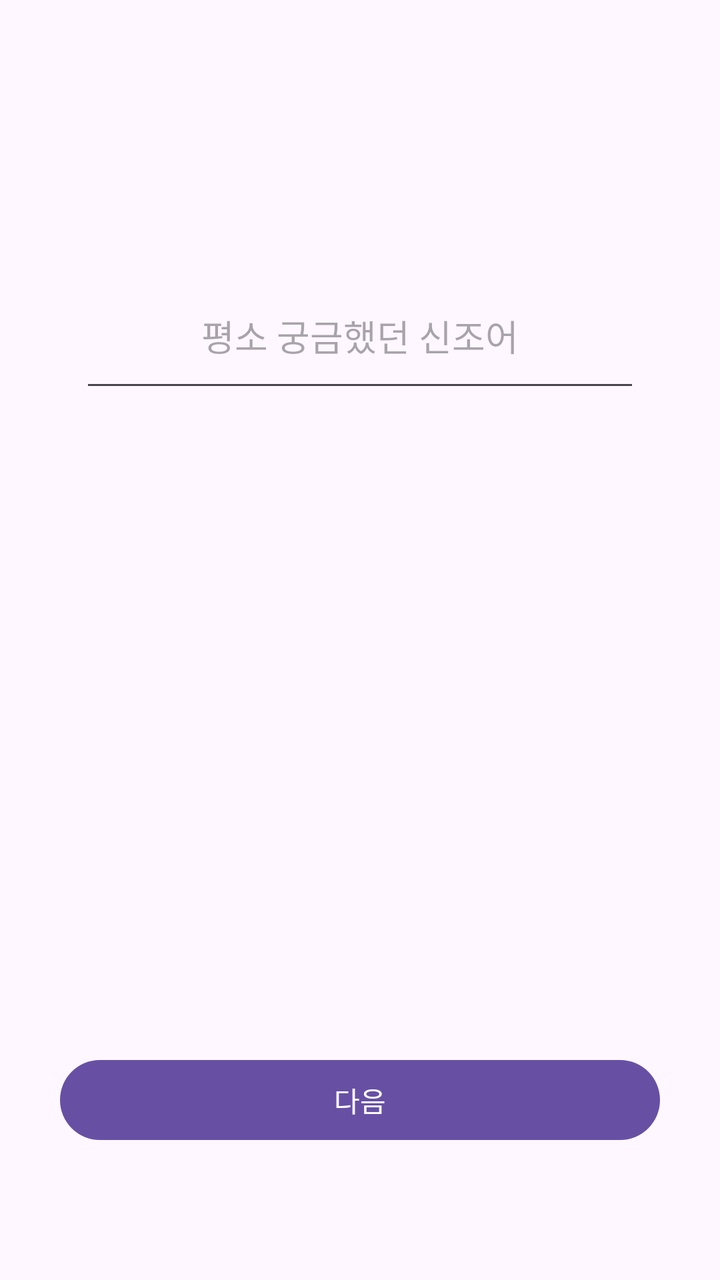
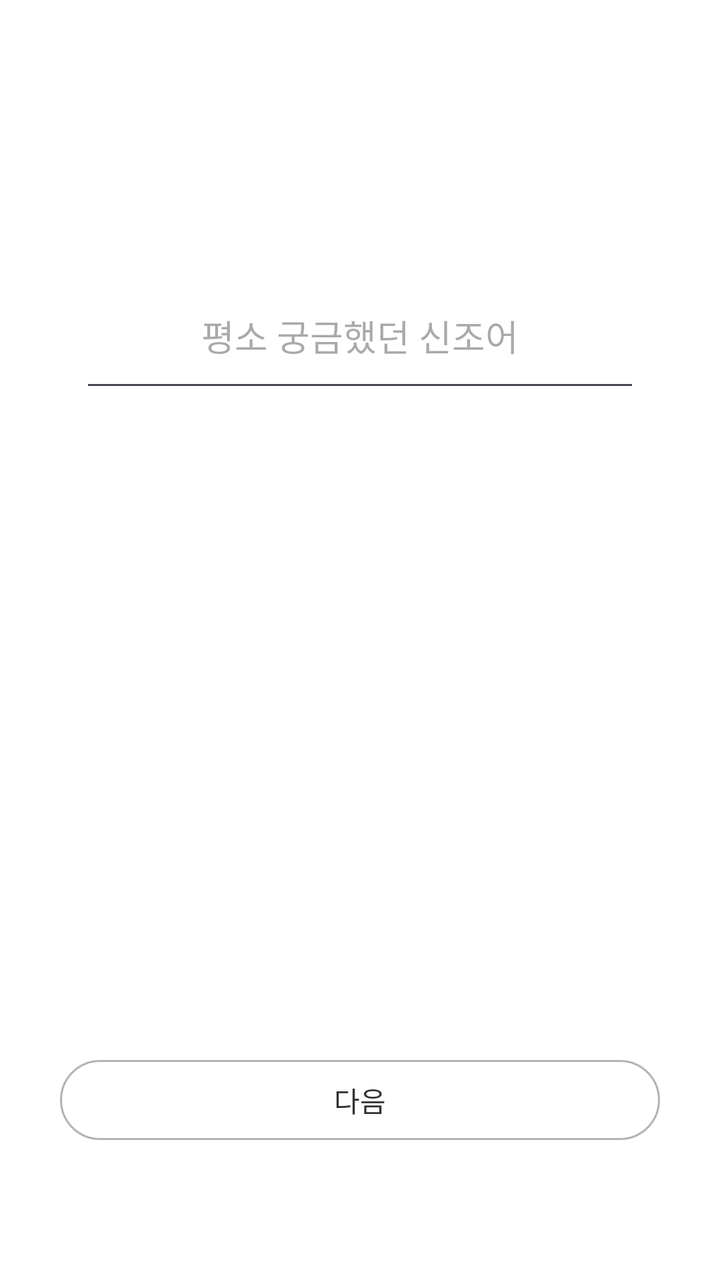

Two renders of the same Android screen: before a commit and after it. Below are the layout's source before the change and the commit's diff.
<!-- AndroidManifest.xml: application theme Theme.GURU2 -->
<!-- res/layout/fragment_survey_q3.xml -->
<?xml version="1.0" encoding="utf-8"?>
<androidx.constraintlayout.widget.ConstraintLayout xmlns:android="http://schemas.android.com/apk/res/android"
    xmlns:app="http://schemas.android.com/apk/res-auto"
    xmlns:tools="http://schemas.android.com/tools"
    android:layout_width="match_parent"
    android:layout_height="match_parent"
    android:paddingTop="120dp"
    tools:context=".SurveyQ3Fragment">

    

    
    <TextView
        android:id="@+id/Q3TextView"
        android:layout_width="226dp"
        android:layout_height="58dp"
        android:layout_marginBottom="32dp"
        android:text="헷갈리는 신조어 혹은 줄임말에는 어떤 것들이 있나요?"
        android:textAlignment="center"
        android:textSize="16sp"
        android:textStyle="bold"
        app:layout_constraintBottom_toTopOf="@+id/editText"
        app:layout_constraintEnd_toEndOf="parent"
        app:layout_constraintHorizontal_bias="0.497"
        app:layout_constraintStart_toStartOf="parent" />

    
    <EditText
        android:id="@+id/editText"
        android:layout_width="0dp"
        android:layout_height="wrap_content"
        android:layout_marginStart="40dp"
        android:layout_marginEnd="40dp"
        android:layout_marginBottom="325dp"
        android:hint="평소 궁금했던 신조어"
        android:padding="20dp"
        android:selectAllOnFocus="false"
        android:singleLine="false"
        android:textAlignment="center"
        app:layout_constraintBottom_toTopOf="@+id/btnNext"
        app:layout_constraintEnd_toEndOf="parent"
        app:layout_constraintHorizontal_bias="0.0"
        app:layout_constraintStart_toStartOf="parent" />

    
    <Button
        android:id="@+id/btnNext"
        android:layout_width="match_parent"
        android:layout_height="48dp"
        android:layout_marginStart="30dp"
        android:layout_marginEnd="30dp"
        android:layout_marginBottom="66dp"
        android:text="다음"
        app:layout_constraintBottom_toBottomOf="parent"
        app:layout_constraintEnd_toEndOf="parent"
        app:layout_constraintStart_toStartOf="parent" />
</androidx.constraintlayout.widget.ConstraintLayout>
<!-- resources referenced by this layout -->
<resources>
  <style name="Theme.GURU2" parent="Base.Theme.GURU2" />
  <style name="Base.Theme.GURU2" parent="Theme.Material3.DayNight.NoActionBar">
          
          
      </style>
</resources>

<!-- the commit's change to res/layout/fragment_survey_q3.xml (unified diff, before → after) -->
@@ -5,6 +5,7 @@
     android:layout_width="match_parent"
     android:layout_height="match_parent"
     android:paddingTop="120dp"
+    android:background="#FFF"
     tools:context=".SurveyQ3Fragment">
 
     
@@ -51,6 +52,10 @@
         android:layout_marginEnd="30dp"
         android:layout_marginBottom="66dp"
         android:text="다음"
+        android:textColor="#323234"
+        app:backgroundTint="#FFF"
+        app:strokeWidth="1dp"
+        app:strokeColor="#B1B2B4"
         app:layout_constraintBottom_toBottomOf="parent"
         app:layout_constraintEnd_toEndOf="parent"
         app:layout_constraintStart_toStartOf="parent" />
<!-- resource entries referenced after the edit -->
@@ -4,6 +4,7 @@
   <style name="Base.Theme.GURU2" parent="Theme.Material3.DayNight.NoActionBar">
           
           
+  
       </style>
 </resources>
 
